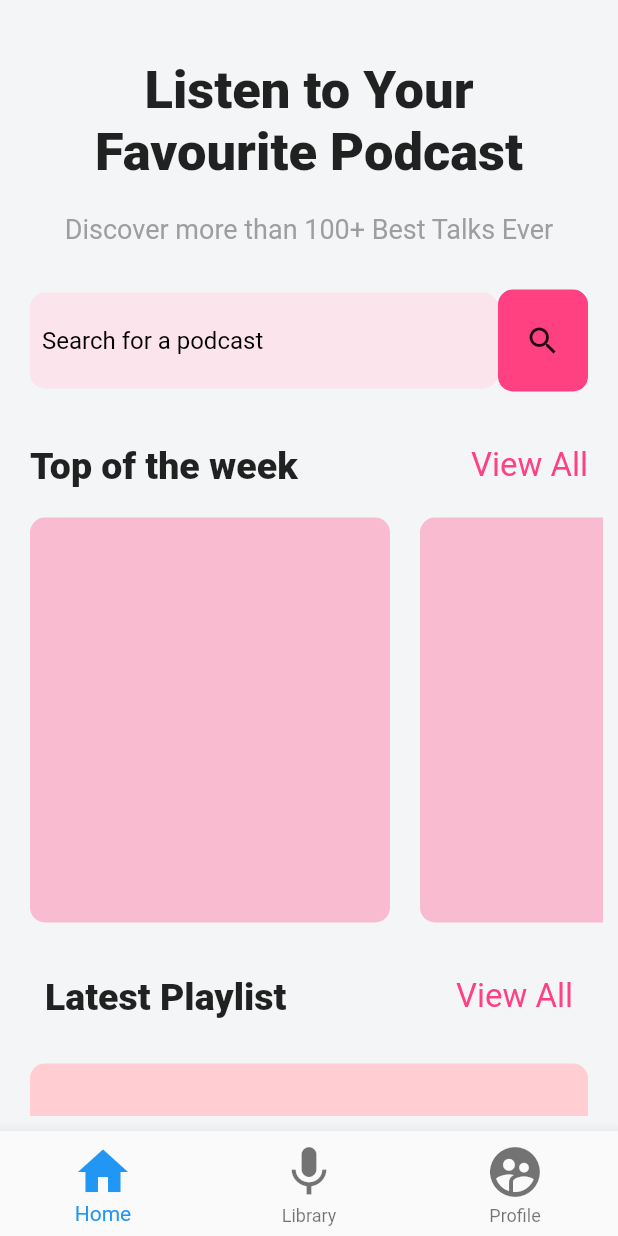
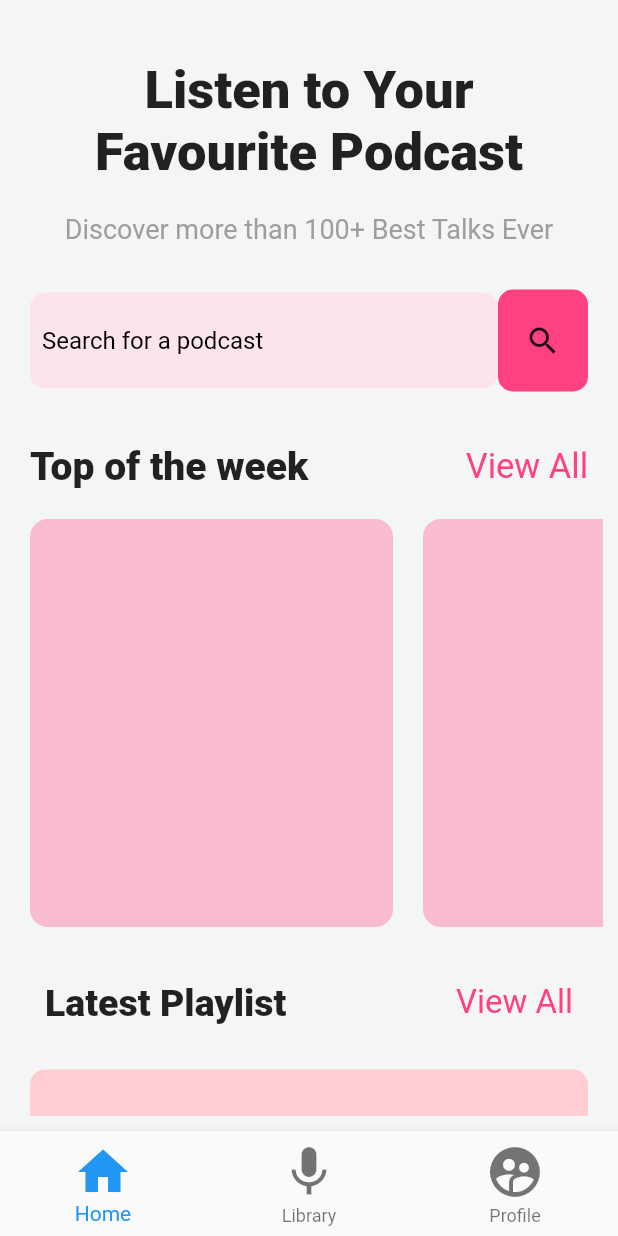
Before and after one commit to vikasprashar99/flutterapp, a Flutter app: the screen it shows after launch, on a phone screen of 412 x 824 dp. Run offline on Flutter 3.47's test engine with Material 2 defaults, Android fonts, the phone set to English and light mode, and no system bars; network calls fail; Roboto replaces fonts that are missing (Times New Roman).

Commit message:
Updated hights to new values
Shouldn't affect the final app.

```diff
--- a/lib/cards.dart
+++ b/lib/cards.dart
@@ -13,13 +13,13 @@ class Cards extends StatelessWidget {
               Text(
                 "Top of the week",
                 style: TextStyle(
-                  fontSize: 25.0,
+                  fontSize: 26.0,
                   fontWeight: FontWeight.w800,
                 ),
               ),
               Text(
                 "View All",
-                style: TextStyle(fontSize: 22.0, color: Colors.pinkAccent),
+                style: TextStyle(fontSize: 23.0, color: Colors.pinkAccent),
               )
             ],
           ),
@@ -27,21 +27,21 @@ class Cards extends StatelessWidget {
         ),
 
         Container(
-            height: 290.0,
+            height: 292.0,
             child: ListView.builder(
                 scrollDirection: Axis.horizontal,
                 itemBuilder: (BuildContext context, int index) {
                   return Container(
                     margin: EdgeInsets.all(10.0),
-                    width: 240.0,
+                    width: 242.0,
                     decoration: BoxDecoration(
                       color: Colors.pink[100],
-                      borderRadius: BorderRadius.circular(10.0),
+                      borderRadius: BorderRadius.circular(12.0),
                     ),
                   );
                 })
                 ),
-                SizedBox(height:5.0),
+                SizedBox(height:6.0),
 
       ],
     );
```
